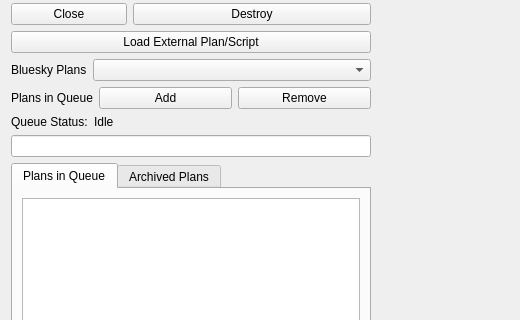
chemmatcars/ASWAXS, file ui/Bluesky_Client.ui: the form before one commit; both pictures show x 0 to 520 and y 120 to 440 of the 1305 by 869 pixel window.
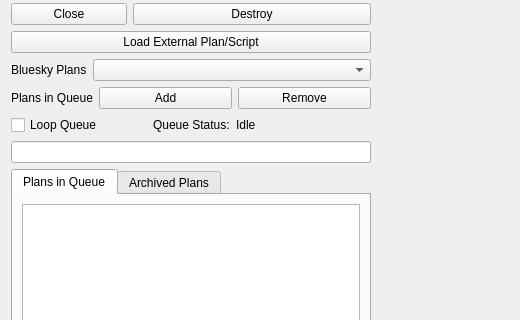
The form after the commit. Custom widgets are drawn as their Qt base class.

Commit message: Added queue_loop mode, kafka consumer into ScanPlotter, and custom_plans that include custom scans with delays

Patch:
```diff
--- a/ui/Bluesky_Client.ui
+++ b/ui/Bluesky_Client.ui
@@ -206,6 +206,13 @@
      </item>
      <item>
       <layout class="QHBoxLayout" name="horizontalLayout_4">
+       <item>
+        <widget class="QCheckBox" name="loopQueueCheckBox">
+         <property name="text">
+          <string>Loop Queue</string>
+         </property>
+        </widget>
+       </item>
        <item>
         <widget class="QLabel" name="label_4">
          <property name="sizePolicy">
```
The commit also changes 4 other files.
